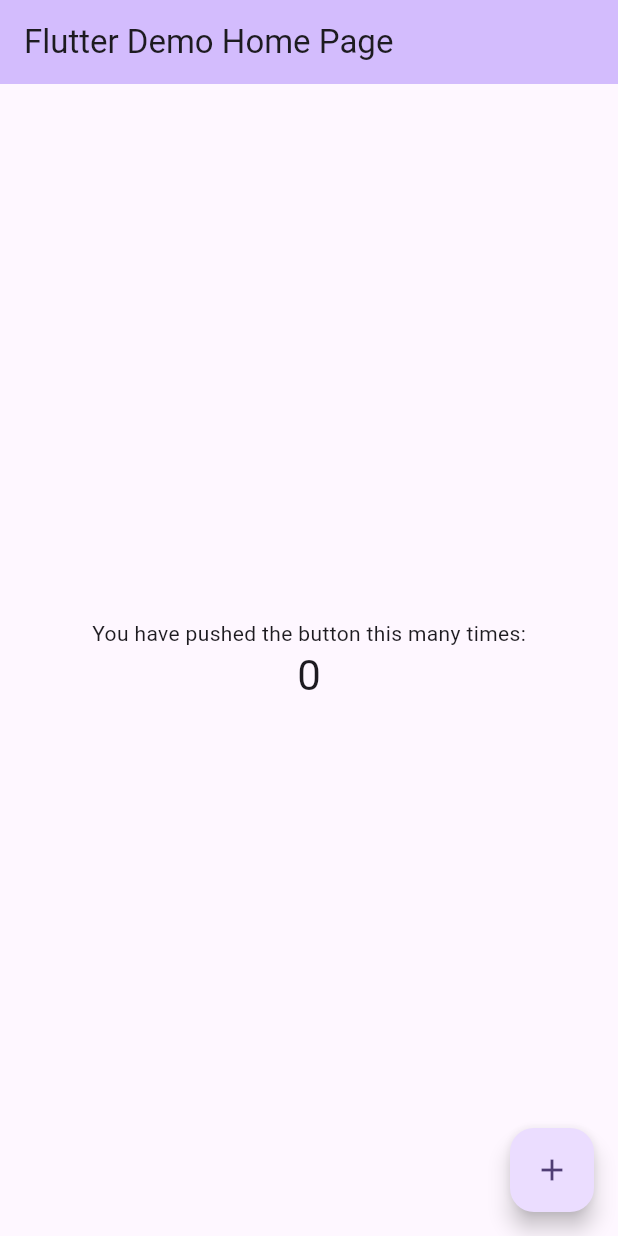
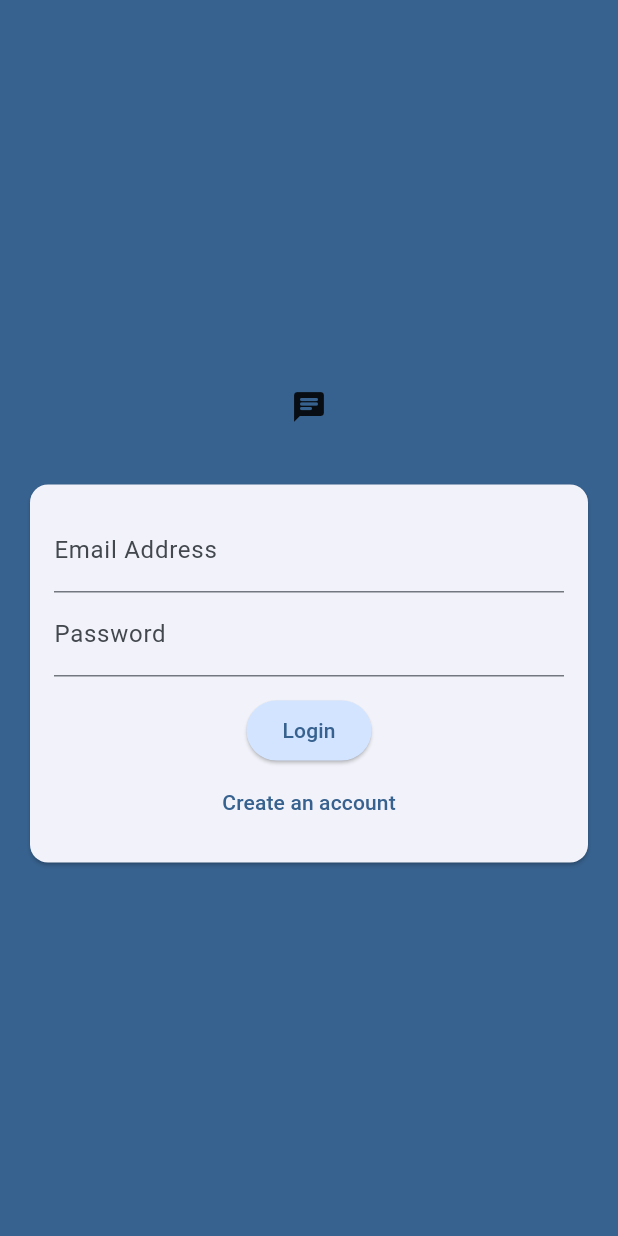
Before and after one commit to Bhavikgadher/Chat-App, a Flutter app: the screen it shows after launch, on a phone screen of 412 x 824 dp. Run offline on Flutter 3.47's test engine with Material 3 defaults, Android fonts, the phone set to English and light mode, and no system bars.

Commit message:
add auth file

```diff
--- a/lib/main.dart
+++ b/lib/main.dart
@@ -1,122 +1,24 @@
+import 'package:chat_app/screens/auth.dart';
 import 'package:flutter/material.dart';
 
 void main() {
-  runApp(const MyApp());
+  runApp(const App());
 }
 
-class MyApp extends StatelessWidget {
-  const MyApp({super.key});
+class App extends StatelessWidget {
+  const App({super.key});
 
-  // This widget is the root of your application.
   @override
   Widget build(BuildContext context) {
     return MaterialApp(
-      title: 'Flutter Demo',
-      theme: ThemeData(
-        // This is the theme of your application.
-        //
-        // TRY THIS: Try running your application with "flutter run". You'll see
-        // the application has a purple toolbar. Then, without quitting the app,
-        // try changing the seedColor in the colorScheme below to Colors.green
-        // and then invoke "hot reload" (save your changes or press the "hot
-        // reload" button in a Flutter-supported IDE, or press "r" if you used
-        // the command line to start the app).
-        //
-        // Notice that the counter didn't reset back to zero; the application
-        // state is not lost during the reload. To reset the state, use hot
-        // restart instead.
-        //
-        // This works for code too, not just values: Most code changes can be
-        // tested with just a hot reload.
-        colorScheme: ColorScheme.fromSeed(seedColor: Colors.deepPurple),
+      title: 'ChatApp',
+      theme: ThemeData().copyWith(
+        useMaterial3: true,
+        colorScheme: ColorScheme.fromSeed(
+          seedColor: const Color.fromARGB(255, 13, 146, 244),
+        ),
       ),
-      home: const MyHomePage(title: 'Flutter Demo Home Page'),
+      home: AuthScreen(),
     );
   }
 }
-
-class MyHomePage extends StatefulWidget {
-  const MyHomePage({super.key, required this.title});
-
-  // This widget is the home page of your application. It is stateful, meaning
-  // that it has a State object (defined below) that contains fields that affect
-  // how it looks.
-
-  // This class is the configuration for the state. It holds the values (in this
-  // case the title) provided by the parent (in this case the App widget) and
-  // used by the build method of the State. Fields in a Widget subclass are
-  // always marked "final".
-
-  final String title;
-
-  @override
-  State<MyHomePage> createState() => _MyHomePageState();
-}
-
-class _MyHomePageState extends State<MyHomePage> {
-  int _counter = 0;
-
-  void _incrementCounter() {
-    setState(() {
-      // This call to setState tells the Flutter framework that something has
-      // changed in this State, which causes it to rerun the build method below
-      // so that the display can reflect the updated values. If we changed
-      // _counter without calling setState(), then the build method would not be
-      // called again, and so nothing would appear to happen.
-      _counter++;
-    });
-  }
-
-  @override
-  Widget build(BuildContext context) {
-    // This method is rerun every time setState is called, for instance as done
-    // by the _incrementCounter method above.
-    //
-    // The Flutter framework has been optimized to make rerunning build methods
-    // fast, so that you can just rebuild anything that needs updating rather
-    // than having to individually change instances of widgets.
-    return Scaffold(
-      appBar: AppBar(
-        // TRY THIS: Try changing the color here to a specific color (to
-        // Colors.amber, perhaps?) and trigger a hot reload to see the AppBar
-        // change color while the other colors stay the same.
-        backgroundColor: Theme.of(context).colorScheme.inversePrimary,
-        // Here we take the value from the MyHomePage object that was created by
-        // the App.build method, and use it to set our appbar title.
-        title: Text(widget.title),
-      ),
-      body: Center(
-        // Center is a layout widget. It takes a single child and positions it
-        // in the middle of the parent.
-        child: Column(
-          // Column is also a layout widget. It takes a list of children and
-          // arranges them vertically. By default, it sizes itself to fit its
-          // children horizontally, and tries to be as tall as its parent.
-          //
-          // Column has various properties to control how it sizes itself and
-          // how it positions its children. Here we use mainAxisAlignment to
-          // center the children vertically; the main axis here is the vertical
-          // axis because Columns are vertical (the cross axis would be
-          // horizontal).
-          //
-          // TRY THIS: Invoke "debug painting" (choose the "Toggle Debug Paint"
-          // action in the IDE, or press "p" in the console), to see the
-          // wireframe for each widget.
-          mainAxisAlignment: MainAxisAlignment.center,
-          children: <Widget>[
-            const Text('You have pushed the button this many times:'),
-            Text(
-              '$_counter',
-              style: Theme.of(context).textTheme.headlineMedium,
-            ),
-          ],
-        ),
-      ),
-      floatingActionButton: FloatingActionButton(
-        onPressed: _incrementCounter,
-        tooltip: 'Increment',
-        child: const Icon(Icons.add),
-      ), // This trailing comma makes auto-formatting nicer for build methods.
-    );
-  }
-}
--- /dev/null
+++ b/lib/screens/auth.dart
@@ -0,0 +1,133 @@
+import 'package:flutter/cupertino.dart';
+import 'package:flutter/material.dart';
+
+class AuthScreen extends StatefulWidget {
+  const AuthScreen({super.key});
+
+  @override
+  State<AuthScreen> createState() => _AuthScreenState();
+}
+
+class _AuthScreenState extends State<AuthScreen> {
+  var _isLogin = true;
+  var _enteredEmail = '';
+  var _enteredPassword = '';
+  final _form = GlobalKey<FormState>();
+
+  @override
+  Widget build(BuildContext context) {
+    return Scaffold(
+      backgroundColor: Theme.of(context).colorScheme.primary,
+      body: Center(
+        child: SingleChildScrollView(
+          child: Column(
+            mainAxisAlignment: MainAxisAlignment.center,
+            children: [
+              Container(
+                margin: EdgeInsets.only(
+                  top: 30,
+                  bottom: 20,
+                  left: 20,
+                  right: 20,
+                ),
+                width: 200,
+                child: Icon(Icons.chat_rounded),
+              ),
+              Card(
+                margin: EdgeInsets.all(20),
+                child: SingleChildScrollView(
+                  child: Padding(
+                    padding: EdgeInsets.all(16),
+                    child: Form(
+                      key: _form,
+                      child: Column(
+                        mainAxisSize: MainAxisSize.min,
+                        children: [
+                          TextFormField(
+                            decoration: InputDecoration(
+                              labelText: 'Email Address',
+                            ),
+                            keyboardType: TextInputType.emailAddress,
+                            autocorrect: false,
+                            textCapitalization: TextCapitalization.none,
+                            validator: (value) {
+                              if (value == null ||
+                                  value.trim().isEmpty ||
+                                  !value.contains('@')) {
+                                return 'Please enter a valid email address';
+                              }
+                              return null;
+                            },
+                            onSaved: (newValue) {
+                              _enteredEmail = newValue!;
+                            },
+                          ),
+                          TextFormField(
+                            decoration: InputDecoration(labelText: 'Password'),
+                            obscureText: true,
+                            validator: (value) {
+                              if (value == null || value.trim().isEmpty) {
+                                return 'Password is required';
+                              }
+                              if (value.trim().length < 8 ||
+                                  value.trim().length > 16) {
+                                return 'Password must be between 8 and 16 characters';
+                              }
+                              // String pattern =
+                              //     r'^(?=.*[a-z])(?=.*[A-Z])(?=.*\d)(?=.*[!@#\$&*~]).{8,16}$';
+                              // RegExp regex = RegExp(pattern);
+                              // if (!regex.hasMatch(value)) {
+                              //   return 'Password must contain upper, lower, digit, and special character';
+                              // }
+                              return null;
+                            },
+                            onSaved: (newValue) {
+                              _enteredPassword = newValue!;
+                            },
+                          ),
+
+                          SizedBox(height: 12),
+                          ElevatedButton(
+                            onPressed: _submit,
+                            style: ElevatedButton.styleFrom(
+                              backgroundColor:
+                                  Theme.of(
+                                    context,
+                                  ).colorScheme.primaryContainer,
+                            ),
+                            child: Text(_isLogin ? 'Login' : 'Signup'),
+                          ),
+                          TextButton(
+                            onPressed: () {
+                              setState(() {
+                                _isLogin = !_isLogin;
+                              });
+                            },
+                            child: Text(
+                              _isLogin
+                                  ? 'Create an account'
+                                  : 'I already have an account.',
+                            ),
+                          ),
+                        ],
+                      ),
+                    ),
+                  ),
+                ),
+              ),
+            ],
+          ),
+        ),
+      ),
+    );
+  }
+
+  void _submit() {
+    final isValid = _form.currentState!.validate();
+    if (isValid) {
+      _form.currentState!.save();
+      print(_enteredEmail);
+      print(_enteredPassword);
+    }
+  }
+}
```
Also changed, not shown: 1 other file.
